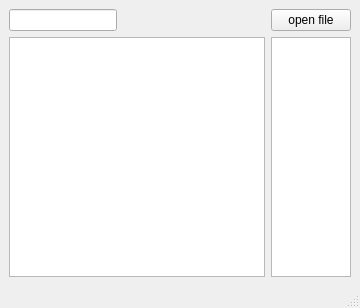
Qt form mainwindow.ui (xiangyangW/open_file) before a commit.
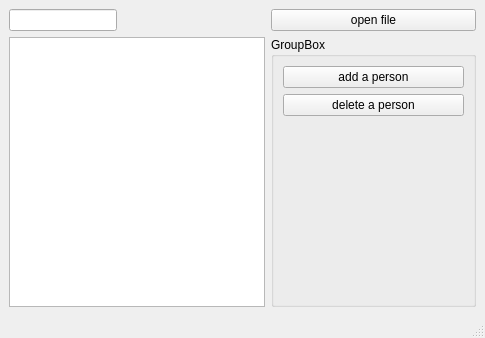
The same form after that commit.

Commit message: add 2 button "add a person" and "delete a person",and fix 6 flaws.

What changed in the file:
```diff
--- a/mainwindow.ui
+++ b/mainwindow.ui
@@ -6,8 +6,8 @@
    <rect>
     <x>0</x>
     <y>0</y>
-    <width>360</width>
-    <height>308</height>
+    <width>485</width>
+    <height>338</height>
    </rect>
   </property>
   <property name="windowTitle">
@@ -31,7 +31,40 @@
        </widget>
       </item>
       <item row="1" column="1">
-       <widget class="QListView" name="listView"/>
+       <widget class="QGroupBox" name="groupBox">
+        <property name="title">
+         <string>GroupBox</string>
+        </property>
+        <layout class="QVBoxLayout" name="verticalLayout">
+         <item>
+          <widget class="QPushButton" name="pbtn_add">
+           <property name="text">
+            <string>add a person</string>
+           </property>
+          </widget>
+         </item>
+         <item>
+          <widget class="QPushButton" name="pbtn_dlt">
+           <property name="text">
+            <string>delete a person</string>
+           </property>
+          </widget>
+         </item>
+         <item>
+          <spacer name="verticalSpacer">
+           <property name="orientation">
+            <enum>Qt::Vertical</enum>
+           </property>
+           <property name="sizeHint" stdset="0">
+            <size>
+             <width>20</width>
+             <height>40</height>
+            </size>
+           </property>
+          </spacer>
+         </item>
+        </layout>
+       </widget>
       </item>
      </layout>
     </item>
```
Left out of the diff: 12 changed lines with no effect on the pictures. The commit also changes 3 other files.
